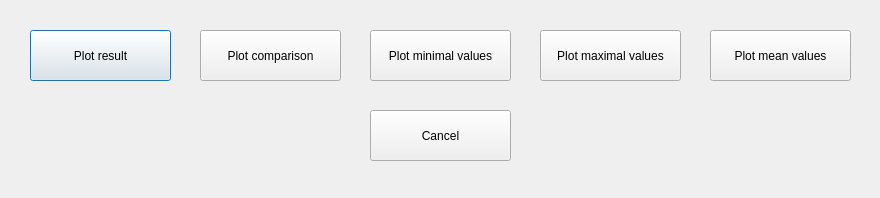
PatrickSchroeder98/rk_comparison, file rk_comparison/interface/design/ui_plottingwindow.ui: the form before one commit.
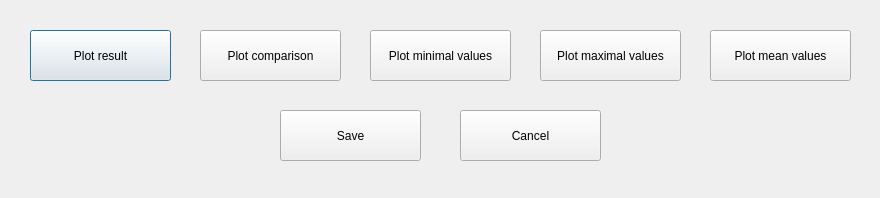
The form after the commit.

Diff of the .ui file:
```diff
--- a/rk_comparison/interface/design/ui_plottingwindow.ui
+++ b/rk_comparison/interface/design/ui_plottingwindow.ui
@@ -42,7 +42,7 @@
   <widget class="QPushButton" name="cancel_button">
    <property name="geometry">
     <rect>
-     <x>370</x>
+     <x>460</x>
      <y>110</y>
      <width>141</width>
      <height>51</height>
@@ -91,6 +91,19 @@
     <string>Plot maximal values</string>
    </property>
   </widget>
+  <widget class="QPushButton" name="save_button">
+   <property name="geometry">
+    <rect>
+     <x>280</x>
+     <y>110</y>
+     <width>141</width>
+     <height>51</height>
+    </rect>
+   </property>
+   <property name="text">
+    <string>Save</string>
+   </property>
+  </widget>
  </widget>
  <resources/>
  <connections/>
```
